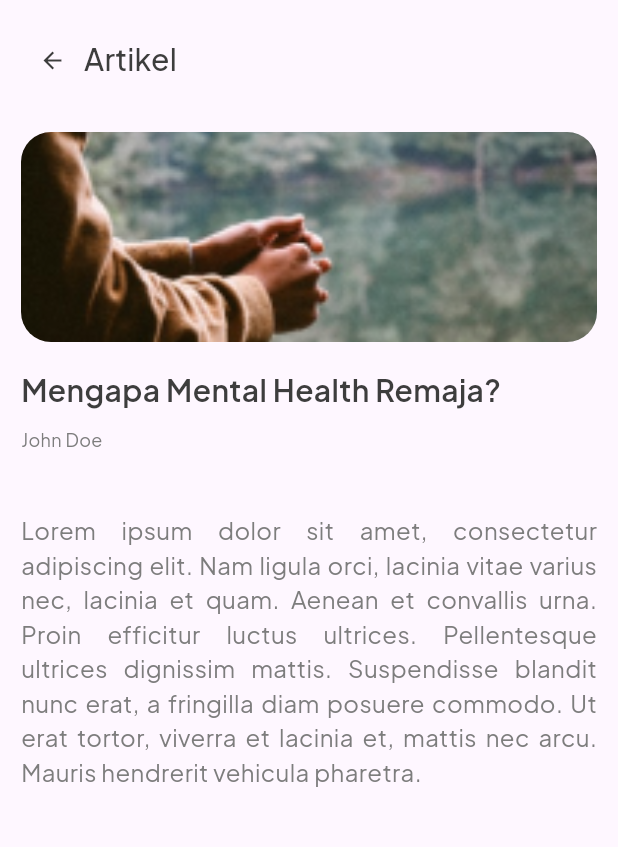
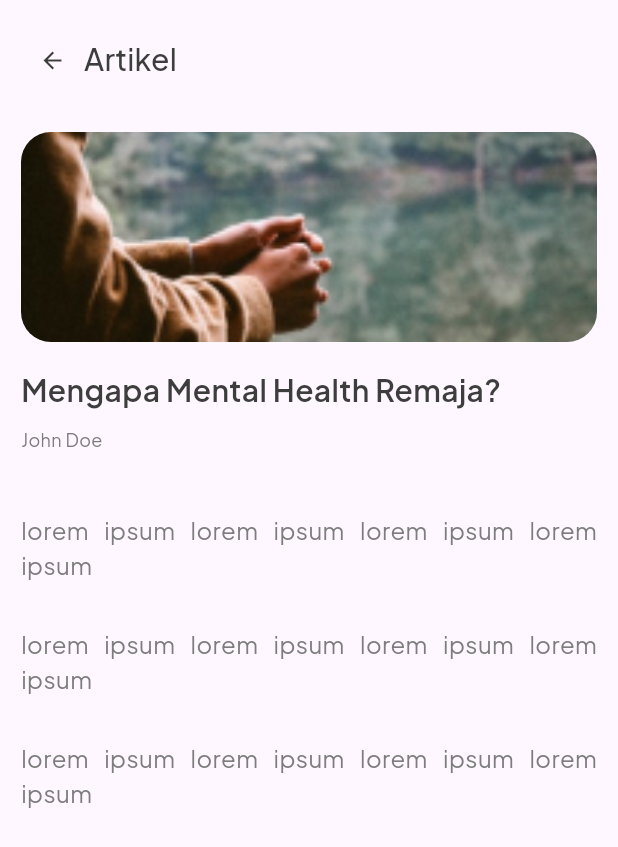
Before and after one commit to Kalma-Project/Kalma-Mobile, a Flutter app: the HomeScreen screen opened directly with empty values, after a tap on "Mengapa Mental Health Remaja?", on a phone screen of 412 x 824 dp. Shown: the top 847 px of the screen. Run offline on Flutter 3.47's test engine with Material 3 defaults, Android fonts, the light colour scheme and no system bars; our stand-ins replace audioplayers, dio, flutter_secure_storage, flutter_svg, google_fonts, image_picker and 3 more; missing offline and left inert: dart:ffi; accounts and stored records are empty.

Commit message:
feat: fixing error on article

```diff
--- a/lib/general/article/screen/articledetail_screen.dart
+++ b/lib/general/article/screen/articledetail_screen.dart
@@ -5,14 +5,14 @@ class ArticleDetail extends StatelessWidget {
   final String title;
   final String imageUrl;
   final String author;
-  final String? description;
+  final List<String>? paragraph;
 
   const ArticleDetail({
     Key? key,
     required this.title,
     required this.imageUrl,
     required this.author,
-    this.description
+    this.paragraph
   }): super(key: key);
 
   @override
@@ -72,15 +72,18 @@ class ArticleDetail extends StatelessWidget {
                   const SizedBox(
                     height: 40,
                   ),
-                  Text(
-                    description!,
-                    style: const TextStyle(
-                      fontSize: 16,
-                      fontWeight: FontWeight.w400,
-                      color: Color(0xFF7D7D7D)
+                  ...?paragraph?.map((p) => Padding(
+                    padding: const EdgeInsets.only(bottom: 30),
+                    child: Text(
+                      p,
+                      style: const TextStyle(
+                        fontSize: 16,
+                        fontWeight: FontWeight.w400,
+                        color: Color(0xFF7D7D7D),
+                      ),
+                      textAlign: TextAlign.justify,
                     ),
-                    textAlign: TextAlign.justify,
-                  )
+                  )),
                 ],
               ),
             ),
--- a/lib/general/article/screen/articlelist_page.dart
+++ b/lib/general/article/screen/articlelist_page.dart
@@ -51,7 +51,7 @@ class _ArticleListPageState extends State<ArticleListPage> {
                                   title: articleModel.title,
                                   imageUrl: articleModel.imageUrl,
                                   author: articleModel.author,
-                                  description: articleModel.description,
+                                  paragraph: articleModel.paragraph.map((p) => p.paragraph).toList(),
                                 ))
                             );
                           },
--- a/lib/general/dashboard/screen/dashboard_screen.dart
+++ b/lib/general/dashboard/screen/dashboard_screen.dart
@@ -51,6 +51,7 @@ class _DashboardScreenState extends State<DashboardScreen> {
   void _onItemTapped(int index) {
     setState(() {
       _selectedIndex = index;
+      apiService.clearTokens();
     });
   }
 
--- a/lib/general/dashboard/screen/home/data/card_data_dummy.dart
+++ b/lib/general/dashboard/screen/home/data/card_data_dummy.dart
@@ -26,24 +26,40 @@ final List<ArticleData> articleData = [
       title: "Mengapa Mental Health Remaja?",
       imageUrl: "images/mental_image.png",
       author: "John Doe",
-      description: "Lorem ipsum dolor sit amet, consectetur adipiscing elit. Nam ligula orci, lacinia vitae varius nec, lacinia et quam. Aenean et convallis urna. Proin efficitur luctus ultrices. Pellentesque ultrices dignissim mattis. Suspendisse blandit nunc erat, a fringilla diam posuere commodo. Ut erat tortor, viverra et lacinia et, mattis nec arcu. Mauris hendrerit vehicula pharetra."
+      paragraph: [
+        ArticleParagraph(paragraph: "lorem ipsum lorem ipsum lorem ipsum lorem ipsum"),
+        ArticleParagraph(paragraph: "lorem ipsum lorem ipsum lorem ipsum lorem ipsum"),
+        ArticleParagraph(paragraph: "lorem ipsum lorem ipsum lorem ipsum lorem ipsum")
+      ]
   ),
   ArticleData(
       title: "Pentingnya Mental Health",
       imageUrl: "images/mental_image.png",
       author: "John Doe",
-      description: ""
+      paragraph: [
+        ArticleParagraph(paragraph: "lorem ipsum lorem ipsum lorem ipsum lorem ipsum"),
+        ArticleParagraph(paragraph: "lorem ipsum lorem ipsum lorem ipsum lorem ipsum"),
+        ArticleParagraph(paragraph: "lorem ipsum lorem ipsum lorem ipsum lorem ipsum")
+      ]
   ),
   ArticleData(
       title: "Pentingnya Mental Health",
       imageUrl: "images/mental_image.png",
       author: "John Doe",
-      description: ""
+      paragraph: [
+        ArticleParagraph(paragraph: "lorem ipsum lorem ipsum lorem ipsum lorem ipsum"),
+        ArticleParagraph(paragraph: "lorem ipsum lorem ipsum lorem ipsum lorem ipsum"),
+        ArticleParagraph(paragraph: "lorem ipsum lorem ipsum lorem ipsum lorem ipsum")
+      ]
   ),
   ArticleData(
       title: "Pentingnya Mental Health",
       imageUrl: "images/mental_image.png",
       author: "John Doe",
-      description: ""
+      paragraph: [
+        ArticleParagraph(paragraph: "lorem ipsum lorem ipsum lorem ipsum lorem ipsum"),
+        ArticleParagraph(paragraph: "lorem ipsum lorem ipsum lorem ipsum lorem ipsum"),
+        ArticleParagraph(paragraph: "lorem ipsum lorem ipsum lorem ipsum lorem ipsum")
+      ]
   ),
 ];
--- a/lib/general/dashboard/screen/home/home_screen.dart
+++ b/lib/general/dashboard/screen/home/home_screen.dart
@@ -179,7 +179,7 @@ class HomeScreen extends StatelessWidget {
                                             title: articleModel.title,
                                             imageUrl: articleModel.imageUrl,
                                             author: articleModel.author,
-                                            description: articleModel.description,
+                                            paragraph: articleModel.paragraph.map((p) => p.paragraph).toList(),
                                           ))
                                       );
                                     },
--- a/lib/main.dart
+++ b/lib/main.dart
@@ -52,7 +52,7 @@ class MyApp extends StatelessWidget {
         '/dashboard' : (context) => const DashboardScreen(),
         '/login' : (context) => const LoginScreen(),
         '/register' : (context) => const RegisterScreen(),
-        '/forgorPassword' : (context) => const ForgotPassScreen(),
+        '/forgotPassword' : (context) => const ForgotPassScreen(),
         '/changeProfile': (context) => const ChangeProfile(),
         '/detailMusic': (context) => const SongPage(),
         '/breathwork' : (context) => const BreathingMeditation(),
--- a/lib/model/general/general.dart
+++ b/lib/model/general/general.dart
@@ -3,13 +3,21 @@ class ArticleData{
   String title;
   String imageUrl;
   String author;
-  String? description;
+  List<ArticleParagraph> paragraph;
 
   ArticleData({
     required this.title,
     required this.imageUrl,
     required this.author,
-    this.description,
+    required this.paragraph
+  });
+}
+
+class ArticleParagraph {
+  String paragraph;
+
+  ArticleParagraph({
+    required this.paragraph
   });
 }
 
```
Also changed, not shown: lib/self_management/journaling/screen/journaling_screen.dart (+16 -14 lines), lib/self_management/journaling/widget/emotion_card.dart (+8 -12 lines).
